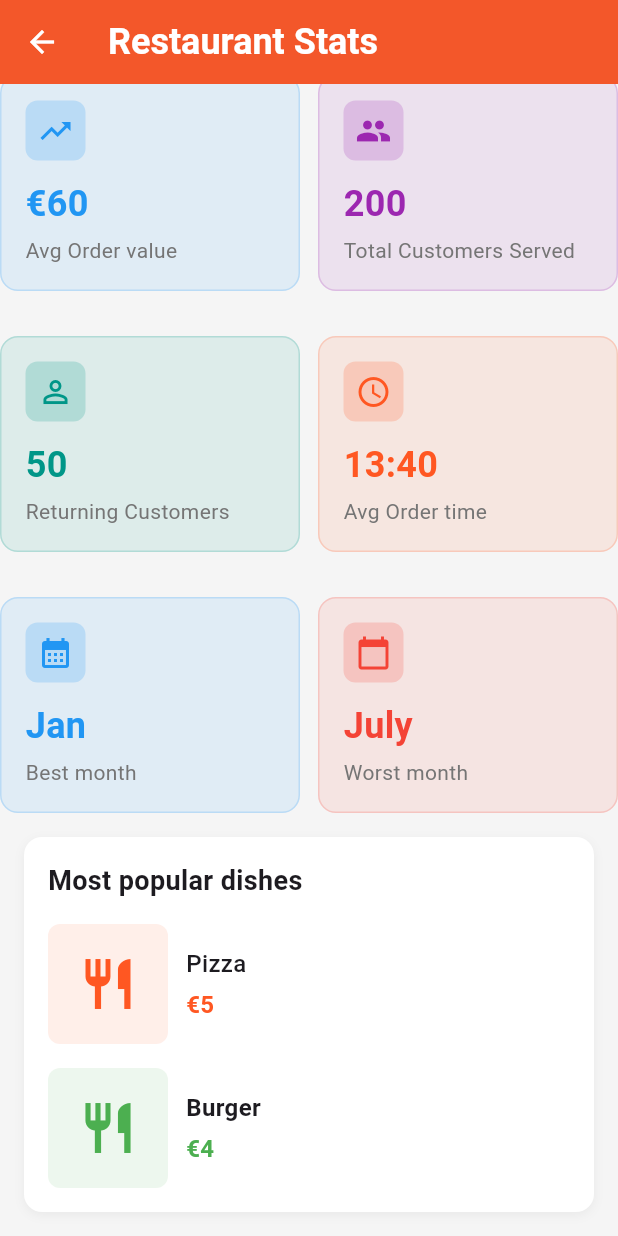
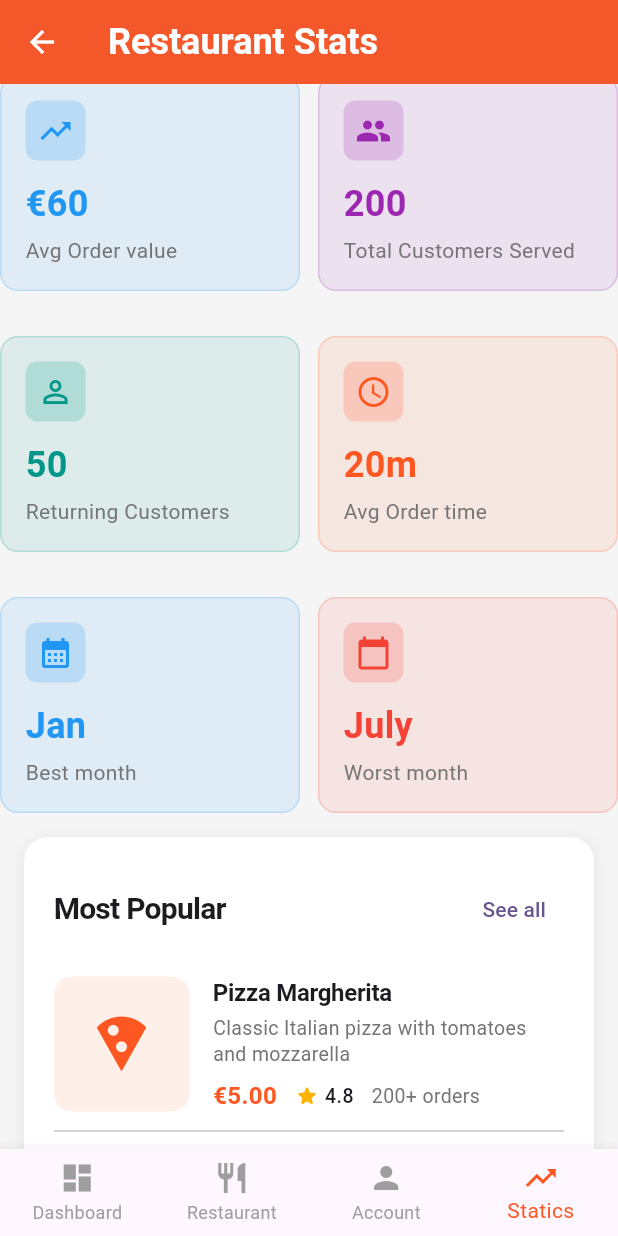
Before and after one commit to KhalilHen/live-orders-app, a Flutter app: the StatsPage screen opened directly, scrolled down 965 dp, on a phone screen of 412 x 824 dp. Run offline on Flutter 3.47's test engine with Material 3 defaults, Android fonts, the light colour scheme and no system bars; our stand-ins replace audioplayers, firebase_core, fl_chart, introduction_screen, line_icons, supabase_flutter; accounts and stored records are empty; generated files the repository leaves out were written again; network calls fail; key blocks and very long unbroken strings in the code were emptied for the run.

Commit message:
Improve the popular items, and updated the bottomnav bar of all pages

```diff
--- a/lib/main.dart
+++ b/lib/main.dart
@@ -4,6 +4,7 @@ import 'package:live_order_apps/pages/account.dart';
 import 'package:live_order_apps/pages/homepage.dart';
 import 'package:live_order_apps/pages/login.dart';
 import 'package:live_order_apps/pages/order_board.dart';
+import 'package:live_order_apps/pages/stats_page.dart';
 import 'package:live_order_apps/routes/routes.dart';
 import 'package:supabase_flutter/supabase_flutter.dart';
 import 'package:firebase_core/firebase_core.dart';
@@ -43,7 +44,8 @@ class MyApp extends StatelessWidget {
 
       debugShowCheckedModeBanner: false,
       // home: Introduction(),
-      home: HomePage(),
+      // home: HomePage(),
+      home: AccountPage(),
       // home: OrderBoard(
       //   orders: [
 
@@ -57,7 +59,8 @@ class MyApp extends StatelessWidget {
         Routes.onBoarding: (context) => Introduction(),
         Routes.login: (context) => LoginPage(),
         Routes.home: (context) => HomePage(),
-        // Routes.account: (context) => AccountPage(),
+        Routes.account: (context) => AccountPage(),
+        Routes.statics: (context) => StatsPage(),
       },
     );
   }
--- a/lib/pages/account.dart
+++ b/lib/pages/account.dart
@@ -159,26 +159,37 @@ Navigator.push(context, MaterialPageRoute(builder: (context) => const StatsPage(
           ],
         ),
       ),
-      bottomNavigationBar: BottomNavigationBar(
+           bottomNavigationBar: BottomNavigationBar(
         selectedItemColor: Colors.deepOrange,
         unselectedItemColor: Colors.grey,
         type: BottomNavigationBarType.fixed,
         currentIndex: 2,
         onTap: (index) {
-          if (index == 0) {
-            Navigator.pushReplacement(
-              context,
-              MaterialPageRoute(builder: (context) => const HomePage()),
-            );
-          } else if (index == 1) {
-            // Navigate to Orders Page
-            Navigator.of(context).pushReplacementNamed('/order-overview');
+          switch (index) {
+            case 0:
+              Navigator.pushNamed(context, '/homepage');
+              break;
+
+            case 1:
+              Navigator.pushNamed(context, 'restaurant');
+              break;
+            case 2:
+              Navigator.pushNamed(context, '/account');
+              break;
+
+            case 3:
+            Navigator.pushNamed(context, '/statics');
+            break;
           }
         },
         items: const [
-          BottomNavigationBarItem(icon: Icon(Icons.home), label: 'Home'),
-          BottomNavigationBarItem(icon: Icon(Icons.history), label: 'Orders'),
-          BottomNavigationBarItem(icon: Icon(Icons.person), label: 'Account')
+          BottomNavigationBarItem(icon: Icon(Icons.dashboard), label: "Dashboard"), //* Dashboard/homepage
+
+          BottomNavigationBarItem(icon: Icon(Icons.restaurant), label: "Restaurant"),
+          BottomNavigationBarItem(icon: Icon(Icons.person), label: "Account"),
+
+                    BottomNavigationBarItem(icon: Icon(Icons.trending_up), label: "Statics"),
+
         ],
       ),
     );
--- a/lib/pages/homepage.dart
+++ b/lib/pages/homepage.dart
@@ -536,6 +536,10 @@ Future<void> playNotificationSound() async {
             case 2:
               Navigator.pushNamed(context, '/account');
               break;
+
+            case 3:
+            Navigator.pushNamed(context, '/statics');
+            break;
           }
         },
         items: const [
@@ -543,6 +547,9 @@ Future<void> playNotificationSound() async {
 
           BottomNavigationBarItem(icon: Icon(Icons.restaurant), label: "Restaurant"),
           BottomNavigationBarItem(icon: Icon(Icons.person), label: "Account"),
+
+                    BottomNavigationBarItem(icon: Icon(Icons.trending_up), label: "Statics"),
+
         ],
       ),
       );
--- a/lib/pages/stats_page.dart
+++ b/lib/pages/stats_page.dart
@@ -1,6 +1,7 @@
 import 'package:flutter/material.dart';
 import 'package:fl_chart/fl_chart.dart';
 // import 'package:live_order_apps/widgets/statistik_card.dart';
+//* This can be used for a single app. With restaurant + stats for  a on the go management app.
 
 class  StatsPage extends StatefulWidget {
   const StatsPage({super.key});
@@ -138,7 +139,7 @@ class _StatsPageState extends State<StatsPage> {
                 staticCard("Returning Customers", "50", Icons.person_outline, Colors.teal),
                           const SizedBox(width: 12,),
 
-                staticCard("Avg Order time ", "13:40", Icons.schedule, Colors.deepOrange),
+                staticCard("Avg Order time ", "20m", Icons.schedule, Colors.deepOrange),
 
               ],
             ),
@@ -153,14 +154,15 @@ class _StatsPageState extends State<StatsPage> {
 ,
  Container(
   margin: const EdgeInsets.all(16),
-    padding: const EdgeInsets.all(16),
+  padding: const EdgeInsets.symmetric(horizontal: 20, vertical: 24),
   decoration: BoxDecoration(
     color: Colors.white,
-    borderRadius: BorderRadius.circular(12),
+    borderRadius: BorderRadius.circular(16),
     boxShadow: [
       BoxShadow(
-      color: Colors.black.withOpacity(0.05),
-      blurRadius: 5,
+        color: Colors.black.withAlpha(15),
+        blurRadius: 8,
+        spreadRadius: 1,
         offset: const Offset(0, 2),
       ),
     ],
@@ -168,91 +170,124 @@ class _StatsPageState extends State<StatsPage> {
   child: Column(
     crossAxisAlignment: CrossAxisAlignment.start,
     children: [
+      Row(
+        mainAxisAlignment: MainAxisAlignment.spaceBetween,
+        children: [
           const Text(
-      "Most popular dishes",
+            "Most Popular",
             style: TextStyle(
-        fontSize: 18,
-        fontWeight: FontWeight.bold,
+              fontSize: 20,
+              fontWeight: FontWeight.w700,
+              letterSpacing: -0.5,
             ),
           ),
-      const SizedBox(height: 16),
-      Row(
+          //* For if i want to do a list of all items
+          //*Descending from most popular to least popular
+          TextButton(
+            onPressed: () {
+            },
+            child: const Text("See all"),
+          ),
+        ],
+      ),
+      const SizedBox(height: 20),
+      ListView.separated(
+        shrinkWrap: true,
+        physics: const NeverScrollableScrollPhysics(),
+        itemCount: 2,
+        separatorBuilder: (context, index) => const Divider(height: 24),
+        itemBuilder: (context, index) {
+          final items = [
+            {
+              'name': 'Pizza Margherita',
+              'price': '€5.00',
+              'description': 'Classic Italian pizza with tomatoes and mozzarella',
+              'icon': Icons.local_pizza,
+              'color': Colors.deepOrange,
+              'rating': 4.8,
+              'orders': '200+ orders'
+            },
+            {
+              'name': 'Classic Burger',
+              'price': '€4.00',
+              'description': 'Juicy beef patty with fresh vegetables',
+              'icon': Icons.lunch_dining,
+              'color': Colors.green,
+              'rating': 4.6,
+              'orders': '150+ orders'
+            },
+          ];
+
+          return Row(
             children: [
-          //Think better to use other styling the the stat cards
-          // staticCard("Pizza", "200", Icons.food_bank, Colors.deepOrange),
-          // const SizedBox(width: 12,),
-          // staticCard("Burger", "150", Icons.food_bank, Colors.green),
               Container(
-        width: 80,
-        height: 80,
+                width: 90,
+                height: 90,
                 decoration: BoxDecoration(
-          borderRadius: BorderRadius.circular(8),
-          color: Colors.deepOrange.withAlpha(25),
+                  borderRadius: BorderRadius.circular(12),
+                    color: (items[index]['color'] as Color?)?.withAlpha(25),
                 ),
                 child: Icon(
-          Icons.restaurant,
-          color: Colors.deepOrange,
-          size: 40,
+                  items[index]['icon'] as IconData?,
+                  color: items[index]['color'] as Color?,
+                  size: 44,
                 ),
               ),
-        const SizedBox(width: 12),
+              const SizedBox(width: 16),
               Expanded(
                 child: Column(
                   crossAxisAlignment: CrossAxisAlignment.start,
                   children: [
                     Text(
-            "Pizza",
-            style: const TextStyle(fontSize: 16, fontWeight: FontWeight.w500),
+                      items[index]['name'] as String,
+                      style: const TextStyle(
+                        fontSize: 16,
+                        fontWeight: FontWeight.w600,
+                        letterSpacing: -0.2,
+                      ),
                     ),
                     const SizedBox(height: 4),
                     Text(
-            '€5',
-            style: const TextStyle(
-            color: Colors.deepOrange,
-            fontWeight: FontWeight.bold,
-            fontSize: 16,
+                      items[index]['description'] as String,
+                      style: TextStyle(
+                        fontSize: 13,
+                        color: Colors.grey[600],
+                        height: 1.3,
                       ),
+                      maxLines: 2,
+                      overflow: TextOverflow.ellipsis,
                     ),
-          ],
-        ),
-        ),
-      ],
-      ),
-      const SizedBox(height: 16),
+                    const SizedBox(height: 8),
                     Row(
                       children: [
-        Container(
-        width: 80,
-        height: 80,
-        decoration: BoxDecoration(
-          borderRadius: BorderRadius.circular(8),
-          color: Colors.green.withAlpha(25),
-        ),
-        child: Icon(
-          Icons.restaurant,
-          color: Colors.green,
-          size: 40,
+                        Text(
+                          items[index]['price'] as String,
+                          style: TextStyle(
+                            fontSize: 16,
+                            fontWeight: FontWeight.w700,
+                            color: items[index]['color'] as Color?,
                           ),
                         ),
                         const SizedBox(width: 12),
-        Expanded(
-        child: Column(
-          crossAxisAlignment: CrossAxisAlignment.start,
-          children: [
+                        Icon(
+                          Icons.star_rounded,
+                          size: 16,
+                          color: Colors.amber[600],
+                        ),
+                        const SizedBox(width: 4),
                         Text(
-            "Burger",
-            style: const TextStyle(fontSize: 16, fontWeight: FontWeight.bold)
-          ),
-          const SizedBox(height: 4),
-          Text(
-            '€4',
+                          items[index]['rating'].toString(),
                           style: const TextStyle(
-            color: Colors.green,
-            fontWeight: FontWeight.bold,
-            fontSize: 16,
+                            fontSize: 13,
+                            fontWeight: FontWeight.w500,
                           ),
                         ),
-          ],
+                        const SizedBox(width: 12),
+                        Text(
+                          items[index]['orders'] as String,
+                          style: TextStyle(
+                            fontSize: 13,
+                            color: Colors.grey[600],
                           ),
                         ),
                       ],
@@ -260,14 +295,57 @@ class _StatsPageState extends State<StatsPage> {
                   ],
                 ),
               ),
+            ],
+          );
+        },
+      ),
+    ],
+  ),
+)
+
+
+
+
 
           ],
         ),
       ),
 
+              bottomNavigationBar: BottomNavigationBar(
+        selectedItemColor: Colors.deepOrange,
+        unselectedItemColor: Colors.grey,
+        type: BottomNavigationBarType.fixed,
+        currentIndex: 3,
+        onTap: (index) {
+          switch (index) {
+            case 0:
+              Navigator.pushNamed(context, '/homepage');
+              break;
+
+            case 1:
+              Navigator.pushNamed(context, 'restaurant');
+              break;
+            case 2:
+              Navigator.pushNamed(context, '/account');
+              break;
+
+            case 3:
+            Navigator.pushNamed(context, '/statics');
+            break;
+          }
+        },
+        items: const [
+          BottomNavigationBarItem(icon: Icon(Icons.dashboard), label: "Dashboard"), //* Dashboard/homepage
+
+          BottomNavigationBarItem(icon: Icon(Icons.restaurant), label: "Restaurant"),
+          BottomNavigationBarItem(icon: Icon(Icons.person), label: "Account"),
+
+                    BottomNavigationBarItem(icon: Icon(Icons.trending_up), label: "Statics"),
+
+        ],
+      ),
     );
   }
-
  Widget  growthGraph() {
 
   return Expanded(child: Container(
@@ -328,4 +406,6 @@ padding: const EdgeInsets.all(16),
   }
 
 
+
+
 }
--- a/lib/routes/routes.dart
+++ b/lib/routes/routes.dart
@@ -3,6 +3,7 @@ import 'package:live_order_apps/onboarding/start_page.dart';
 import 'package:live_order_apps/pages/account.dart';
 import 'package:live_order_apps/pages/homepage.dart';
 import 'package:live_order_apps/pages/login.dart';
+import 'package:live_order_apps/pages/stats_page.dart';
 
 class Routes {
   static const String onBoarding = '/onboarding';
@@ -10,6 +11,7 @@ class Routes {
   static const String login = '/login';
   static const String account = "/account";
   static const String restaurant = "/restaurant";
+  static const String  statics = "/statics";
 
 
   static Map<String, WidgetBuilder> returnRoutes = {
@@ -17,5 +19,6 @@ class Routes {
     // home: (context) => HomePage(),
     login: (context) => LoginPage(),
     account: (context) => AccountPage(),
+    statics: (context) => StatsPage(),
   };
 }
```
Lines whose indentation alone changed are shown as unchanged.
